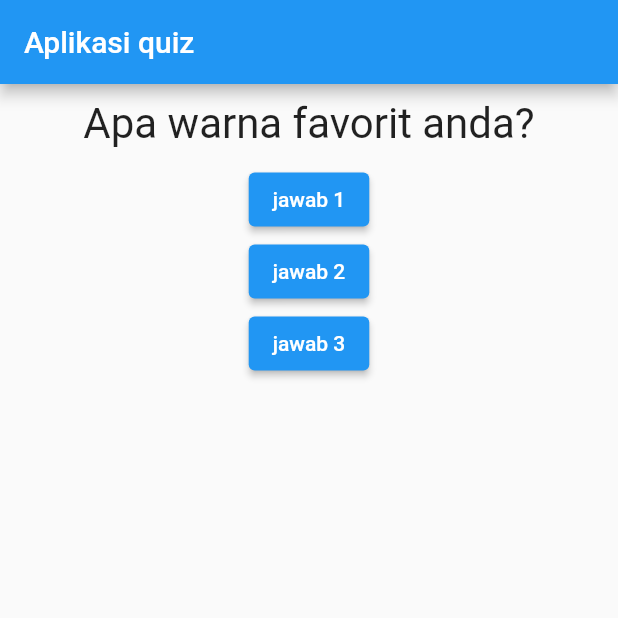
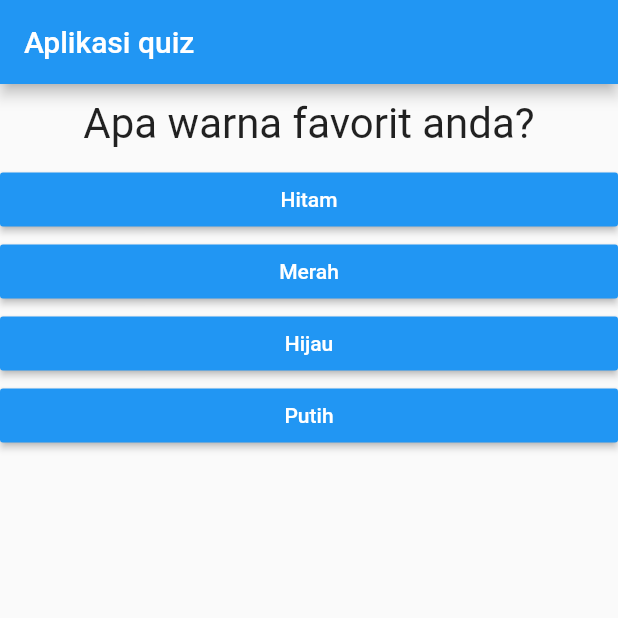
Before and after one commit to Kadekk01/UTS_CINTYA, a Flutter app: the screen it shows after launch, on a phone screen of 412 x 824 dp, the top half of it. Run offline on Flutter 3.47's test engine with Material 2 defaults, Android fonts, the phone set to English and light mode, and no system bars.

Commit message:
membuat file quiz dart

```diff
--- a/lib/main.dart
+++ b/lib/main.dart
@@ -12,53 +12,72 @@ void main() => runApp(MyApp());
 class MyApp extends StatefulWidget {
  @override
  State<StatefulWidget> createState() {
-
+   // TODO: implement createState
    return _MyAppState();
  }
 }
 
 class _MyAppState extends State<MyApp> {
+ final questions = const [
+   {
+      'questionText': 'Apa warna favorit anda?',
+      'answers': ['Hitam', 'Merah', 'Hijau', 'Putih'],
+    },
+    {
+      'questionText': 'Apa peliharaan favorit anda?',
+      'answers': ['Anjing', 'kucing', 'Burung', 'Ular'],
+    },
+    {
+      'questionText': 'Berapa jumlah peliharaan anda?',
+      'answers': ['1 ekor', '2 ekor', '3 ekor', '4 ekor'],
+    },
+ ];
  var _questionIndex = 0;
 
  void _answerQuestion() {
+   // var aBool = true;
+   // aBool = false;
+
    setState(() {
      _questionIndex = _questionIndex + 1;
    });
    print(_questionIndex);
+   if (_questionIndex < questions.length) {
+     print('Kita masih punya pertanyaan!');
+   } else {
+     print('tidak ada pertanyaan lagi!');
+   }
  }
 
  @override
  Widget build(BuildContext context) {
-   var questions = [
-     'Apa warna favorit anda?',
-     'apa peliharaan favorit anda?',
-   ];
+   // var dummy = const ['Hello'];
+   // dummy.add('Max');
+   // print(dummy);
+   // dummy = [];
+   // questions = []; // does not work if questions is a const
+
    return MaterialApp(
      home: Scaffold(
        appBar: AppBar(
          title: Text('Aplikasi quiz'),
        ),
-       body: Column(
-         children: [
-           Question(
-             questions[_questionIndex],
-           ),
-           ElevatedButton(
-             child: Text('jawab 1'),
-             onPressed: _answerQuestion,
-           ),
-           ElevatedButton(
-             child: Text('jawab 2'),
-             onPressed: () => print('jawab 2 dipilih!'),
-           ),
-           ElevatedButton(
-             child: Text('jawab 3'),
-             onPressed: () {
-               // ...
-               print('jawab 3 dipilih');
-             },
-           ),
-         ],
-       ),
+       body: _questionIndex < questions.length
+           ? Column(
+               children: [
+                 Question(
+                   questions[_questionIndex]['questionText'],
+                 ),
+                 ...(questions[_questionIndex]['answers'] as List<String>)
+                     .map((answer) {
+                   return Answer(_answerQuestion, answer);
+                 }).toList()
+               ],
+             )
+           : Center(
+               child: Text('Anda berhasil!'),
+             ),
      ),
    );
+ }
+}
```
Also changed, not shown: lib/quiz.dart (added, +30 -0 lines).
